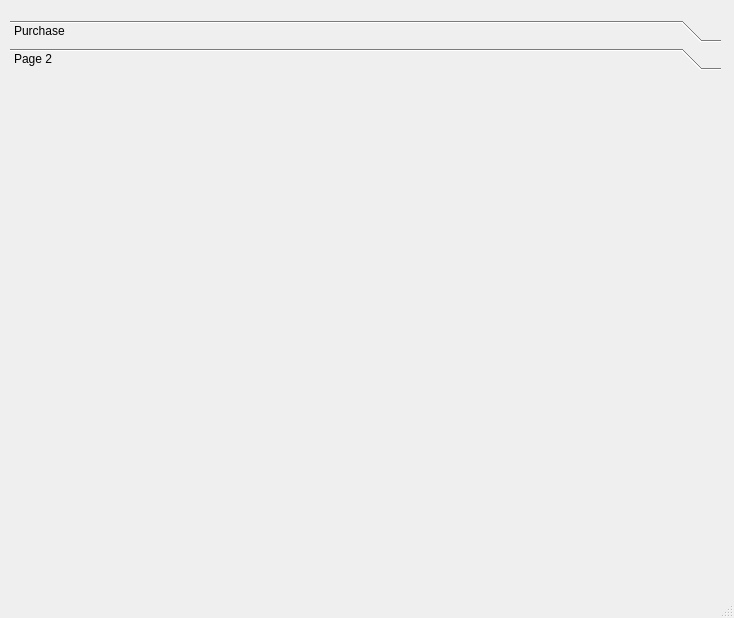
First picture: the form in mainwindow.ui, repository MedvedisUrala/Lab1, before the edit.
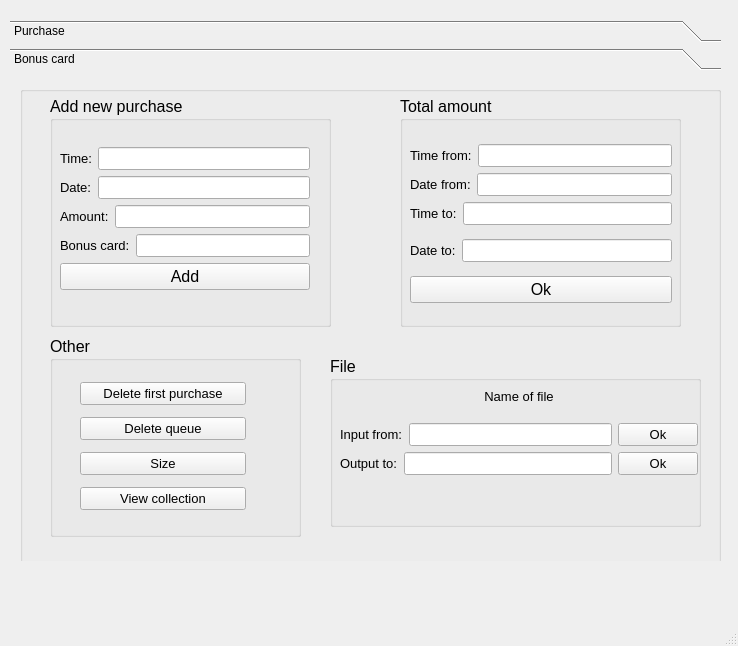
Second picture: the form after the edit. The open tabs and pages were chosen to show the change.

```diff
--- a/mainwindow.ui
+++ b/mainwindow.ui
@@ -6,8 +6,8 @@
    <rect>
     <x>0</x>
     <y>0</y>
-    <width>734</width>
-    <height>618</height>
+    <width>738</width>
+    <height>646</height>
    </rect>
   </property>
   <property name="windowTitle">
@@ -20,7 +20,7 @@
       <x>10</x>
       <y>20</y>
       <width>711</width>
-      <height>521</height>
+      <height>541</height>
      </rect>
     </property>
     <property name="currentIndex">
@@ -504,12 +504,511 @@
        <x>0</x>
        <y>0</y>
        <width>711</width>
-       <height>461</height>
+       <height>481</height>
       </rect>
      </property>
      <attribute name="label">
-      <string>Page 2</string>
+      <string>Bonus card</string>
      </attribute>
+     <widget class="QGroupBox" name="groupBox_10">
+      <property name="geometry">
+       <rect>
+        <x>10</x>
+        <y>10</y>
+        <width>701</width>
+        <height>481</height>
+       </rect>
+      </property>
+      <property name="title">
+       <string/>
+      </property>
+      <widget class="QGroupBox" name="groupBox_5">
+       <property name="geometry">
+        <rect>
+         <x>30</x>
+         <y>10</y>
+         <width>281</width>
+         <height>231</height>
+        </rect>
+       </property>
+       <property name="font">
+        <font>
+         <pointsize>12</pointsize>
+        </font>
+       </property>
+       <property name="title">
+        <string>Add new purchase</string>
+       </property>
+       <widget class="QWidget" name="layoutWidget_2">
+        <property name="geometry">
+         <rect>
+          <x>10</x>
+          <y>30</y>
+          <width>250</width>
+          <height>185</height>
+         </rect>
+        </property>
+        <layout class="QVBoxLayout" name="verticalLayout_7">
+         <item>
+          <layout class="QVBoxLayout" name="verticalLayout_8">
+           <item>
+            <layout class="QVBoxLayout" name="verticalLayout_10">
+             <item>
+              <layout class="QHBoxLayout" name="horizontalLayout_10">
+               <item>
+                <widget class="QLabel" name="label_11">
+                 <property name="font">
+                  <font>
+                   <pointsize>10</pointsize>
+                  </font>
+                 </property>
+                 <property name="text">
+                  <string>Time:</string>
+                 </property>
+                </widget>
+               </item>
+               <item>
+                <widget class="QLineEdit" name="bc_purchase_time">
+                 <property name="font">
+                  <font>
+                   <pointsize>10</pointsize>
+                  </font>
+                 </property>
+                </widget>
+               </item>
+              </layout>
+             </item>
+             <item>
+              <layout class="QHBoxLayout" name="horizontalLayout_11">
+               <item>
+                <widget class="QLabel" name="label_12">
+                 <property name="font">
+                  <font>
+                   <pointsize>10</pointsize>
+                  </font>
+                 </property>
+                 <property name="text">
+                  <string>Date:</string>
+                 </property>
+                </widget>
+               </item>
+               <item>
+                <widget class="QLineEdit" name="bc_purchase_date">
+                 <property name="font">
+                  <font>
+                   <pointsize>10</pointsize>
+                  </font>
+                 </property>
+                </widget>
+               </item>
+              </layout>
+             </item>
+             <item>
+              <layout class="QHBoxLayout" name="horizontalLayout_12">
+               <item>
+                <widget class="QLabel" name="label_13">
+                 <property name="font">
+                  <font>
+                   <pointsize>10</pointsize>
+                  </font>
+                 </property>
+                 <property name="text">
+                  <string>Amount:</string>
+                 </property>
+                </widget>
+               </item>
+               <item>
+                <widget class="QLineEdit" name="bc_purchase_amount">
+                 <property name="font">
+                  <font>
+                   <pointsize>10</pointsize>
+                  </font>
+                 </property>
+                </widget>
+               </item>
+              </layout>
+             </item>
+            </layout>
+           </item>
+           <item>
+            <layout class="QHBoxLayout" name="horizontalLayout_19">
+             <item>
+              <widget class="QLabel" name="label_21">
+               <property name="font">
+                <font>
+                 <pointsize>10</pointsize>
+                </font>
+               </property>
+               <property name="text">
+                <string>Bonus card:</string>
+               </property>
+              </widget>
+             </item>
+             <item>
+              <widget class="QLineEdit" name="bc_purchase_bonus_card">
+               <property name="font">
+                <font>
+                 <pointsize>10</pointsize>
+                </font>
+               </property>
+              </widget>
+             </item>
+            </layout>
+           </item>
+           <item>
+            <widget class="QPushButton" name="bc_purchase_add">
+             <property name="text">
+              <string>Add</string>
+             </property>
+            </widget>
+           </item>
+          </layout>
+         </item>
+        </layout>
+       </widget>
+      </widget>
+      <widget class="QGroupBox" name="groupBox_7">
+       <property name="geometry">
+        <rect>
+         <x>380</x>
+         <y>10</y>
+         <width>281</width>
+         <height>231</height>
+        </rect>
+       </property>
+       <property name="font">
+        <font>
+         <pointsize>12</pointsize>
+        </font>
+       </property>
+       <property name="title">
+        <string>Total amount</string>
+       </property>
+       <widget class="QWidget" name="layoutWidget_3">
+        <property name="geometry">
+         <rect>
+          <x>10</x>
+          <y>40</y>
+          <width>262</width>
+          <height>178</height>
+         </rect>
+        </property>
+        <layout class="QVBoxLayout" name="verticalLayout_11">
+         <item>
+          <layout class="QVBoxLayout" name="verticalLayout_12">
+           <item>
+            <layout class="QHBoxLayout" name="horizontalLayout_13">
+             <item>
+              <widget class="QLabel" name="label_14">
+               <property name="font">
+                <font>
+                 <pointsize>10</pointsize>
+                </font>
+               </property>
+               <property name="text">
+                <string>Time from:</string>
+               </property>
+              </widget>
+             </item>
+             <item>
+              <widget class="QLineEdit" name="bc_amount_time_from">
+               <property name="font">
+                <font>
+                 <pointsize>10</pointsize>
+                </font>
+               </property>
+              </widget>
+             </item>
+            </layout>
+           </item>
+           <item>
+            <layout class="QHBoxLayout" name="horizontalLayout_14">
+             <item>
+              <widget class="QLabel" name="label_15">
+               <property name="font">
+                <font>
+                 <pointsize>10</pointsize>
+                </font>
+               </property>
+               <property name="text">
+                <string>Date from:</string>
+               </property>
+              </widget>
+             </item>
+             <item>
+              <widget class="QLineEdit" name="bc_amount_date_from">
+               <property name="font">
+                <font>
+                 <pointsize>10</pointsize>
+                </font>
+               </property>
+              </widget>
+             </item>
+            </layout>
+           </item>
+           <item>
+            <layout class="QHBoxLayout" name="horizontalLayout_15">
+             <item>
+              <widget class="QLabel" name="label_16">
+               <property name="font">
+                <font>
+                 <pointsize>10</pointsize>
+                </font>
+               </property>
+               <property name="text">
+                <string>Time to:</string>
+               </property>
+              </widget>
+             </item>
+             <item>
+              <widget class="QLineEdit" name="bc_amount_time_to">
+               <property name="font">
+                <font>
+                 <pointsize>10</pointsize>
+                </font>
+               </property>
+              </widget>
+             </item>
+            </layout>
+           </item>
+          </layout>
+         </item>
+         <item>
+          <layout class="QHBoxLayout" name="horizontalLayout_16">
+           <item>
+            <widget class="QLabel" name="label_17">
+             <property name="font">
+              <font>
+               <pointsize>10</pointsize>
+              </font>
+             </property>
+             <property name="text">
+              <string>Date to:</string>
+             </property>
+            </widget>
+           </item>
+           <item>
+            <widget class="QLineEdit" name="bc_amount_date_to">
+             <property name="font">
+              <font>
+               <pointsize>10</pointsize>
+              </font>
+             </property>
+             <property name="text">
+              <string/>
+             </property>
+            </widget>
+           </item>
+          </layout>
+         </item>
+         <item>
+          <widget class="QPushButton" name="bc_amount_ok">
+           <property name="text">
+            <string>Ok</string>
+           </property>
+          </widget>
+         </item>
+        </layout>
+       </widget>
+      </widget>
+      <widget class="QGroupBox" name="groupBox_8">
+       <property name="geometry">
+        <rect>
+         <x>30</x>
+         <y>250</y>
+         <width>251</width>
+         <height>201</height>
+        </rect>
+       </property>
+       <property name="font">
+        <font>
+         <pointsize>12</pointsize>
+        </font>
+       </property>
+       <property name="title">
+        <string>Other</string>
+       </property>
+       <widget class="QWidget" name="layoutWidget_4">
+        <property name="geometry">
+         <rect>
+          <x>30</x>
+          <y>40</y>
+          <width>166</width>
+          <height>144</height>
+         </rect>
+        </property>
+        <layout class="QVBoxLayout" name="verticalLayout_13">
+         <item>
+          <widget class="QPushButton" name="bc_delete_first">
+           <property name="font">
+            <font>
+             <pointsize>10</pointsize>
+            </font>
+           </property>
+           <property name="text">
+            <string>Delete first purchase</string>
+           </property>
+          </widget>
+         </item>
+         <item>
+          <widget class="QPushButton" name="bc_delete_queue">
+           <property name="font">
+            <font>
+             <pointsize>10</pointsize>
+            </font>
+           </property>
+           <property name="text">
+            <string>Delete queue</string>
+           </property>
+          </widget>
+         </item>
+         <item>
+          <widget class="QPushButton" name="bc_size">
+           <property name="font">
+            <font>
+             <pointsize>10</pointsize>
+            </font>
+           </property>
+           <property name="text">
+            <string>Size</string>
+           </property>
+          </widget>
+         </item>
+         <item>
+          <widget class="QPushButton" name="bc_view_collection">
+           <property name="font">
+            <font>
+             <pointsize>10</pointsize>
+            </font>
+           </property>
+           <property name="text">
+            <string>View collection</string>
+           </property>
+          </widget>
+         </item>
+        </layout>
+       </widget>
+      </widget>
+      <widget class="QGroupBox" name="groupBox_9">
+       <property name="geometry">
+        <rect>
+         <x>310</x>
+         <y>270</y>
+         <width>371</width>
+         <height>171</height>
+        </rect>
+       </property>
+       <property name="font">
+        <font>
+         <pointsize>12</pointsize>
+        </font>
+       </property>
+       <property name="title">
+        <string>File</string>
+       </property>
+       <widget class="QWidget" name="layoutWidget_5">
+        <property name="geometry">
+         <rect>
+          <x>10</x>
+          <y>20</y>
+          <width>358</width>
+          <height>99</height>
+         </rect>
+        </property>
+        <layout class="QVBoxLayout" name="verticalLayout_14">
+         <item>
+          <widget class="QLabel" name="label_18">
+           <property name="font">
+            <font>
+             <pointsize>10</pointsize>
+            </font>
+           </property>
+           <property name="text">
+            <string>Name of file</string>
+           </property>
+           <property name="alignment">
+            <set>Qt::AlignCenter</set>
+           </property>
+          </widget>
+         </item>
+         <item>
+          <layout class="QHBoxLayout" name="horizontalLayout_17">
+           <item>
+            <widget class="QLabel" name="label_19">
+             <property name="font">
+              <font>
+               <pointsize>10</pointsize>
+              </font>
+             </property>
+             <property name="text">
+              <string>Input from:</string>
+             </property>
+            </widget>
+           </item>
+           <item>
+            <widget class="QLineEdit" name="bc_file_input_name">
+             <property name="font">
+              <font>
+               <pointsize>10</pointsize>
+              </font>
+             </property>
+            </widget>
+           </item>
+           <item>
+            <widget class="QPushButton" name="bc_file_input_ok">
+             <property name="font">
+              <font>
+               <pointsize>10</pointsize>
+              </font>
+             </property>
+             <property name="text">
+              <string>Ok</string>
+             </property>
+            </widget>
+           </item>
+          </layout>
+         </item>
+         <item>
+          <layout class="QHBoxLayout" name="horizontalLayout_18">
+           <item>
+            <widget class="QLabel" name="label_20">
+             <property name="font">
+              <font>
+               <pointsize>10</pointsize>
+              </font>
+             </property>
+             <property name="text">
+              <string>Output to:</string>
+             </property>
+            </widget>
+           </item>
+           <item>
+            <widget class="QLineEdit" name="bc_file_output_name">
+             <property name="font">
+              <font>
+               <pointsize>10</pointsize>
+              </font>
+             </property>
+            </widget>
+           </item>
+           <item>
+            <widget class="QPushButton" name="bc_file_output_ok">
+             <property name="font">
+              <font>
+               <pointsize>10</pointsize>
+              </font>
+             </property>
+             <property name="text">
+              <string>Ok</string>
+             </property>
+            </widget>
+           </item>
+          </layout>
+         </item>
+        </layout>
+       </widget>
+      </widget>
+     </widget>
     </widget>
    </widget>
   </widget>
```
Left out of the diff: 18 changed lines with no effect on the pictures.
